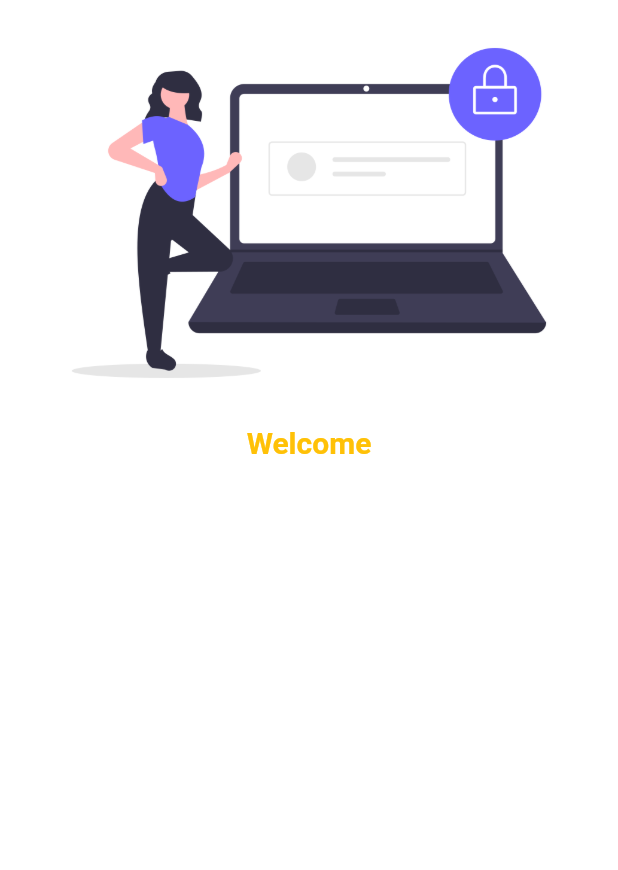
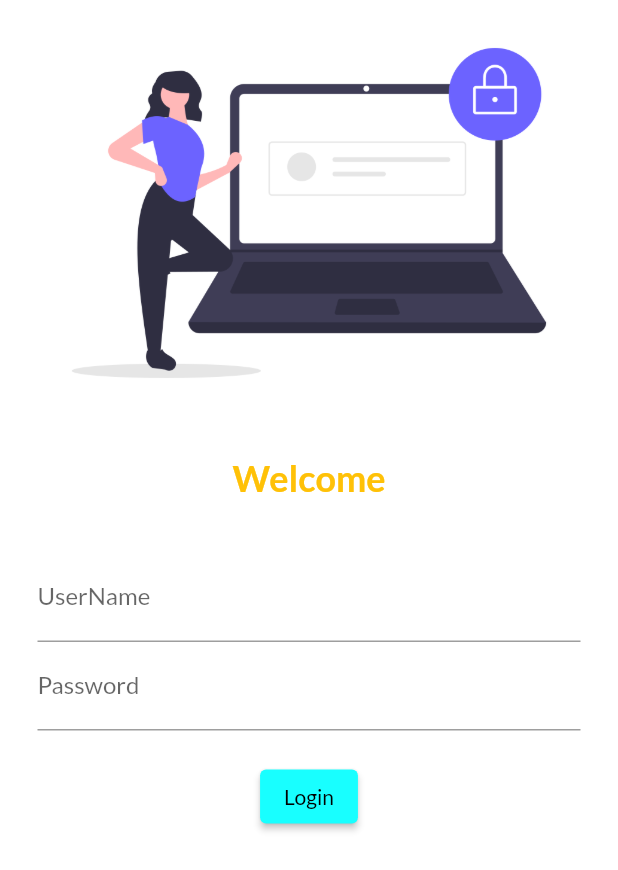
Before and after one commit to Dewansh07/learningdart, a Flutter app: the screen it shows after launch, on a phone screen of 412 x 824 dp. Shown: the top 870 px of the screen. Run offline on Flutter 3.47's test engine with Material 2 defaults, Android fonts, the phone set to English and light mode, and no system bars; our stand-ins replace google_fonts.

Commit message:
thak gaya hu vro

```diff
--- a/lib/main.dart
+++ b/lib/main.dart
@@ -17,8 +17,9 @@ class MyApp extends StatelessWidget {
       //home: Homepage(), ek hi baar dena hai niche routes main de diya toh hatao
       themeMode: ThemeMode.light,
       theme: ThemeData(
-          primarySwatch: Colors.amber,
-          primaryTextTheme: GoogleFonts.latoTextTheme()),
+        primarySwatch: Colors.amber,
+        fontFamily: GoogleFonts.lato().fontFamily,
+      ),
       darkTheme: ThemeData(primarySwatch: Colors.cyan),
       debugShowCheckedModeBanner: false,
       initialRoute: "/",
--- a/lib/pages/login_page.dart
+++ b/lib/pages/login_page.dart
@@ -1,3 +1,5 @@
+// ignore_for_file: prefer_const_constructors
+
 import 'package:flutter/material.dart';
 import 'package:flutter/rendering.dart';
 import 'package:google_fonts/google_fonts.dart';
@@ -15,13 +17,51 @@ class LoginPage extends StatelessWidget {
               'assets/images/login_image.png',
               fit: BoxFit.cover,
             ),
+            SizedBox(
+              height: 20,
+            ),
             Text(
               "Welcome",
               style: TextStyle(
-                  fontSize: 20,
+                  fontSize: 24,
                   fontWeight: FontWeight.bold,
                   color: Colors.amber),
-            )
+            ),
+            SizedBox(
+              height: 20,
+            ),
+            Padding(
+              padding: const EdgeInsets.symmetric(vertical: 16, horizontal: 25),
+              child: Column(
+                children: [
+                  TextFormField(
+                    decoration: InputDecoration(
+                      hintText: "Enter the UserName",
+                      labelText: "UserName",
+                    ),
+                  ),
+                  TextFormField(
+                    obscureText: true,
+                    decoration: InputDecoration(
+                      hintText: "Enter the Password",
+                      labelText: "Password",
+                    ),
+                  ),
+                  SizedBox(
+                    height: 20,
+                  ),
+                  ElevatedButton(
+                    child: Text("Login"),
+                    style: ButtonStyle(
+                        backgroundColor:
+                            MaterialStateProperty.all(Colors.cyanAccent)),
+                    onPressed: () {
+                      print("Hi bc mc");
+                    },
+                  )
+                ],
+              ),
+            ),
           ],
         ));
   }
```
